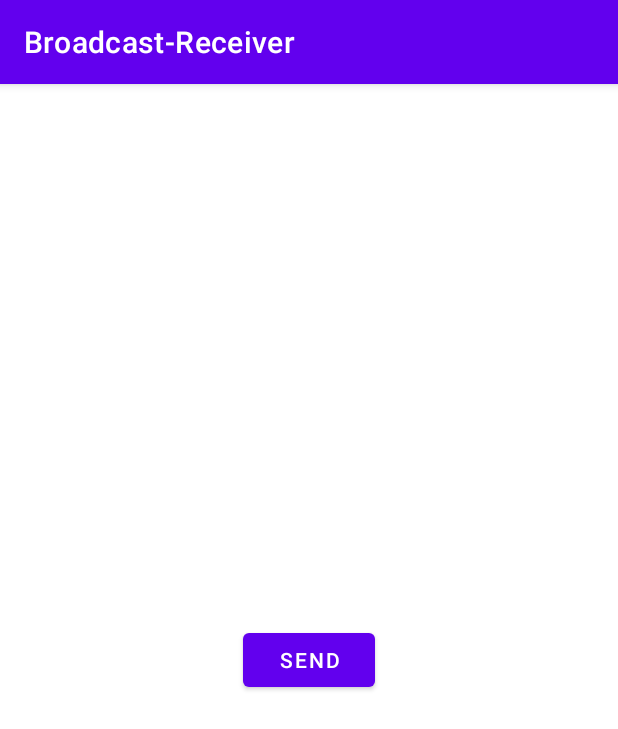
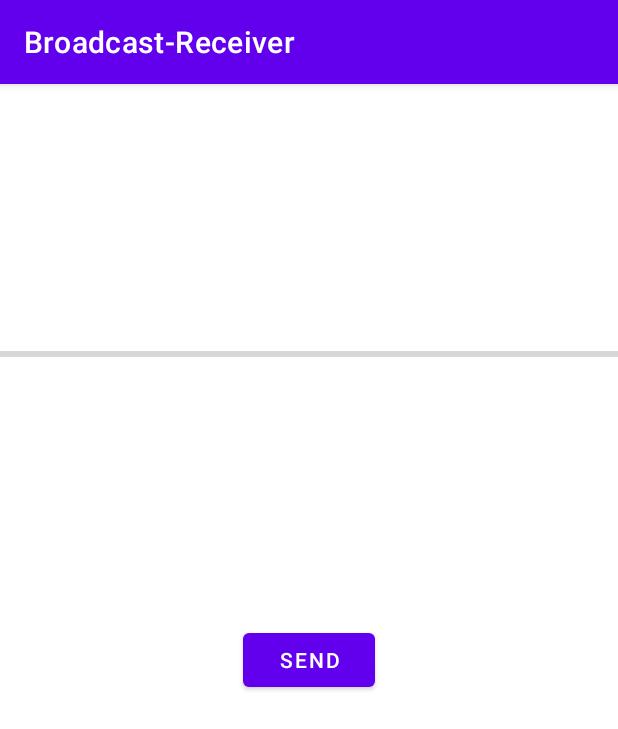
Before and after one commit to Glebasta33/Broadcast-Receiver, an Android app: the screen it shows after launch (MainActivity), on a phone screen of 412 x 824 dp. Shown: the top 729 px of the screen. Run offline under Robolectric (Android 15) with nearby library versions, the phone set to English and light mode, and no system bars.

```diff
--- a/app/src/main/AndroidManifest.xml
+++ b/app/src/main/AndroidManifest.xml
@@ -18,6 +18,10 @@
                 <category android:name="android.intent.category.LAUNCHER" />
             </intent-filter>
         </activity>
+        <service
+            android:name=".MyService"
+            android:exported="true"
+            android:enabled="true"/>
     </application>
 
 </manifest>
--- a/app/src/main/java/com/trusov/broadcast_receiver/MainActivity.kt
+++ b/app/src/main/java/com/trusov/broadcast_receiver/MainActivity.kt
@@ -1,19 +1,33 @@
 package com.trusov.broadcast_receiver
 
+import android.content.BroadcastReceiver
+import android.content.Context
 import android.content.Intent
 import android.content.IntentFilter
 import androidx.appcompat.app.AppCompatActivity
 import android.os.Bundle
 import android.widget.Button
+import android.widget.ProgressBar
 
 class MainActivity : AppCompatActivity() {
 
-    private val receiver = MyReceiver()
+    private lateinit var progressBar: ProgressBar
+    private val receiver = object : BroadcastReceiver() {
+        override fun onReceive(context: Context?, intent: Intent?) {
+            if (intent?.action == "loaded") {
+                val percent = intent.getIntExtra("percent", 0)
+                progressBar.progress = percent
+            }
+        }
+
+    }
     private var counter = 0
 
     override fun onCreate(savedInstanceState: Bundle?) {
         super.onCreate(savedInstanceState)
         setContentView(R.layout.activity_main)
+        progressBar = findViewById(R.id.progressBar)
+
         findViewById<Button>(R.id.button).setOnClickListener {
             val intent = Intent().apply {
                 action = MyReceiver.ACTION_SEND_BROADCAST
@@ -22,11 +36,12 @@ class MainActivity : AppCompatActivity() {
             sendBroadcast(intent)
         }
         val intentFilter = IntentFilter().apply {
-            addAction(Intent.ACTION_AIRPLANE_MODE_CHANGED)
-            addAction(Intent.ACTION_SCREEN_OFF)
-            addAction(MyReceiver.ACTION_SEND_BROADCAST)
+            addAction("loaded")
         }
         registerReceiver(receiver, intentFilter)
+        Intent(this, MyService::class.java).apply {
+            startService(this)
+        }
     }
 
     override fun onDestroy() {
--- a/app/src/main/java/com/trusov/broadcast_receiver/MyReceiver.kt
+++ b/app/src/main/java/com/trusov/broadcast_receiver/MyReceiver.kt
@@ -24,6 +24,10 @@ class MyReceiver : BroadcastReceiver() {
                 val text = intent.getStringExtra(EXTRA_TEXT)
                 Toast.makeText(context, text, Toast.LENGTH_SHORT).show()
             }
+            "loaded" -> {
+                val percent = intent.getIntExtra("percent", 0)
+                Toast.makeText(context, "Loaded: $percent", Toast.LENGTH_SHORT).show()
+            }
         }
     }
 
--- a/app/src/main/res/layout/activity_main.xml
+++ b/app/src/main/res/layout/activity_main.xml
@@ -16,4 +16,16 @@
         app:layout_constraintEnd_toEndOf="parent"
         app:layout_constraintStart_toStartOf="parent"
         app:layout_constraintTop_toTopOf="parent" />
+
+    <ProgressBar
+        android:id="@+id/progressBar"
+        style="?android:attr/progressBarStyleHorizontal"
+        android:layout_width="0dp"
+        android:layout_height="wrap_content"
+        app:layout_constraintBottom_toTopOf="@+id/button"
+        app:layout_constraintEnd_toEndOf="parent"
+        android:max="100"
+        android:progress="0"
+        app:layout_constraintStart_toStartOf="parent"
+        app:layout_constraintTop_toTopOf="parent" />
 </androidx.constraintlayout.widget.ConstraintLayout>
```
Also changed, not shown: app/src/main/java/com/trusov/broadcast_receiver/MyService.kt (added, +26 -0 lines).
